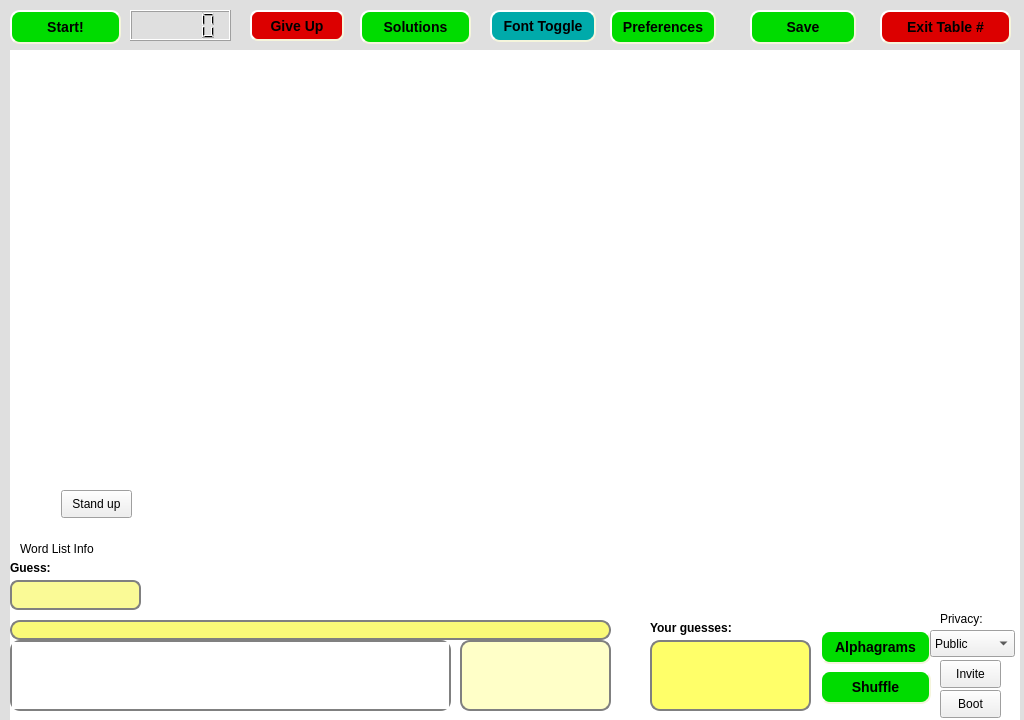
First picture: the form in aerolith/trunk/src/aerolithclient/tableForm.ui, repository domino14/aerolithdesktop, before the edit.
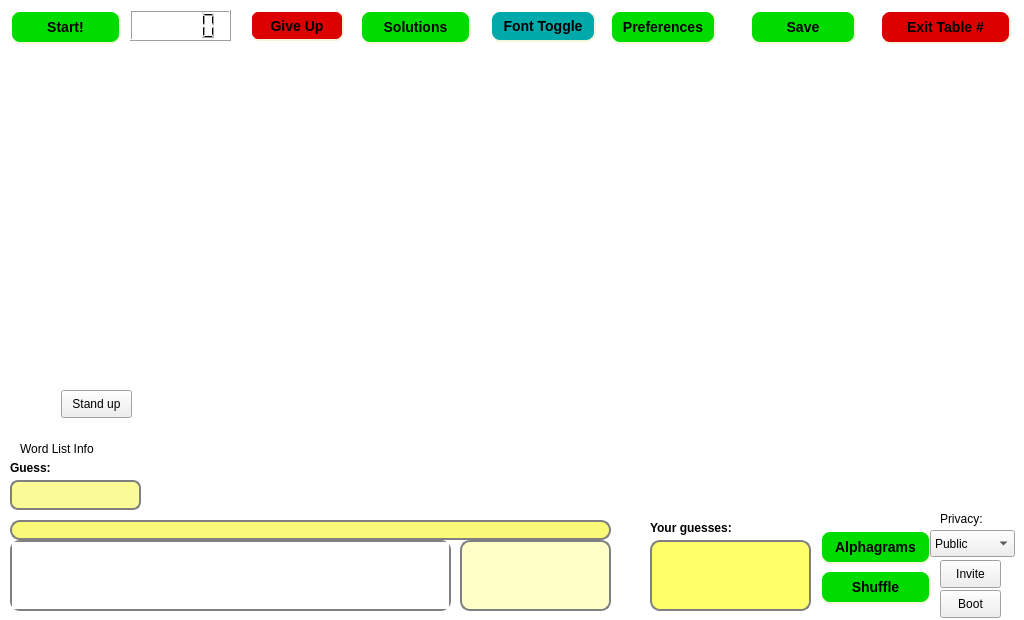
Second picture: the form after the edit. Custom widgets are drawn as their Qt base class.

Commit message: shortening table widget a little bit for small computers. not yet done.

```diff
--- a/aerolith/trunk/src/aerolithclient/tableForm.ui
+++ b/aerolith/trunk/src/aerolithclient/tableForm.ui
@@ -7,7 +7,7 @@
     <x>0</x>
     <y>0</y>
     <width>1024</width>
-    <height>720</height>
+    <height>620</height>
    </rect>
   </property>
   <property name="sizePolicy">
@@ -19,7 +19,7 @@
   <property name="minimumSize">
    <size>
     <width>1024</width>
-    <height>720</height>
+    <height>620</height>
    </size>
   </property>
   <property name="maximumSize">
@@ -101,10 +101,10 @@
    </property>
    <property name="geometry">
     <rect>
-     <x>10</x>
-     <y>50</y>
-     <width>1010</width>
-     <height>670</height>
+     <x>-1</x>
+     <y>0</y>
+     <width>1031</width>
+     <height>621</height>
     </rect>
    </property>
    <property name="cursor" stdset="0">
@@ -136,7 +136,7 @@
    <property name="geometry">
     <rect>
      <x>820</x>
-     <y>630</y>
+     <y>530</y>
      <width>111</width>
      <height>34</height>
     </rect>
@@ -172,7 +172,7 @@
    <property name="geometry">
     <rect>
      <x>820</x>
-     <y>670</y>
+     <y>570</y>
      <width>111</width>
      <height>34</height>
     </rect>
@@ -349,7 +349,7 @@
    <property name="geometry">
     <rect>
      <x>10</x>
-     <y>580</y>
+     <y>480</y>
      <width>131</width>
      <height>30</height>
     </rect>
@@ -373,7 +373,7 @@
    <property name="geometry">
     <rect>
      <x>10</x>
-     <y>560</y>
+     <y>460</y>
      <width>61</width>
      <height>16</height>
     </rect>
@@ -386,7 +386,7 @@
    <property name="geometry">
     <rect>
      <x>10</x>
-     <y>620</y>
+     <y>520</y>
      <width>601</width>
      <height>20</height>
     </rect>
@@ -409,7 +409,7 @@
    <property name="geometry">
     <rect>
      <x>10</x>
-     <y>640</y>
+     <y>540</y>
      <width>441</width>
      <height>71</height>
     </rect>
@@ -431,7 +431,7 @@
    <property name="geometry">
     <rect>
      <x>460</x>
-     <y>640</y>
+     <y>540</y>
      <width>151</width>
      <height>71</height>
     </rect>
@@ -451,7 +451,7 @@
    <property name="geometry">
     <rect>
      <x>650</x>
-     <y>640</y>
+     <y>540</y>
      <width>161</width>
      <height>71</height>
     </rect>
@@ -474,7 +474,7 @@
    <property name="geometry">
     <rect>
      <x>650</x>
-     <y>620</y>
+     <y>520</y>
      <width>101</width>
      <height>16</height>
     </rect>
@@ -523,7 +523,7 @@
    <property name="geometry">
     <rect>
      <x>20</x>
-     <y>540</y>
+     <y>440</y>
      <width>121</width>
      <height>18</height>
     </rect>
@@ -644,7 +644,7 @@
    <property name="geometry">
     <rect>
      <x>930</x>
-     <y>630</y>
+     <y>530</y>
      <width>85</width>
      <height>27</height>
     </rect>
@@ -667,7 +667,7 @@
    <property name="geometry">
     <rect>
      <x>940</x>
-     <y>610</y>
+     <y>510</y>
      <width>62</width>
      <height>18</height>
     </rect>
@@ -680,7 +680,7 @@
    <property name="geometry">
     <rect>
      <x>940</x>
-     <y>660</y>
+     <y>560</y>
      <width>61</width>
      <height>28</height>
     </rect>
@@ -696,7 +696,7 @@
    <property name="geometry">
     <rect>
      <x>61</x>
-     <y>490</y>
+     <y>390</y>
      <width>71</width>
      <height>28</height>
     </rect>
@@ -712,7 +712,7 @@
    <property name="geometry">
     <rect>
      <x>940</x>
-     <y>690</y>
+     <y>590</y>
      <width>61</width>
      <height>28</height>
     </rect>
```
The commit also changes 7 other files.
